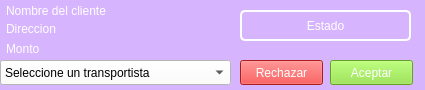
Above: solicitudwidget.ui from barreto-exe/Delivender before the change. Below: the same form after it.
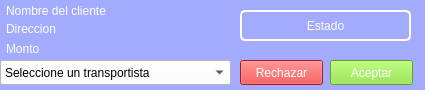
That is the form after the change.

Diff of the .ui file:
```diff
--- a/solicitudwidget.ui
+++ b/solicitudwidget.ui
@@ -62,7 +62,7 @@
    <property name="styleSheet">
     <string notr="true">font: 75 12pt &quot;Quicksand Medium&quot;;
 color: rgb(255, 255, 255);
-background-color: rgb(215, 180, 254);</string>
+background-color: rgb(162, 171, 253);</string>
    </property>
    <property name="text">
     <string>Nombre del cliente</string>
@@ -79,7 +79,7 @@
    </property>
    <property name="styleSheet">
     <string notr="true">color: rgb(255, 255, 255);
-background-color: rgb(215, 180, 254);</string>
+background-color: rgb(162, 171, 253);</string>
    </property>
    <property name="text">
     <string>Direccion</string>
@@ -123,8 +123,8 @@
     <string notr="true">font: 75 12pt &quot;Quicksand Medium&quot;;
 border: 2px solid white;
 border-radius: 5px;
-background-color: rgb(215, 180, 254);
-color: rgb(255, 255, 255);</string>
+color: rgb(255, 255, 255);
+background-color: rgb(162, 171, 253);</string>
    </property>
    <property name="text">
     <string>Estado</string>
@@ -147,7 +147,7 @@
    </property>
    <property name="styleSheet">
     <string notr="true">color: rgb(255, 255, 255);
-background-color: rgb(215, 180, 254);</string>
+background-color: rgb(162, 171, 253);</string>
    </property>
    <property name="text">
     <string>Monto</string>
@@ -163,7 +163,7 @@
     </rect>
    </property>
    <property name="styleSheet">
-    <string notr="true">background-color: rgb(215, 180, 254);</string>
+    <string notr="true">background-color: rgb(162, 171, 253);</string>
    </property>
    <property name="text">
     <string/>
```
